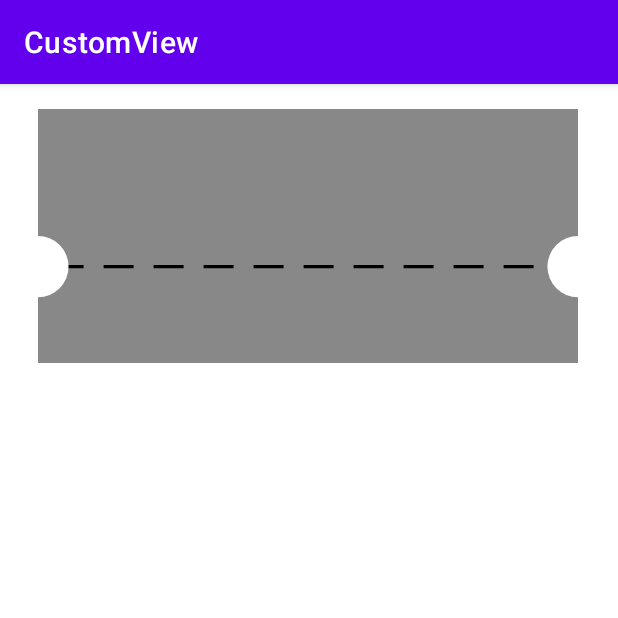
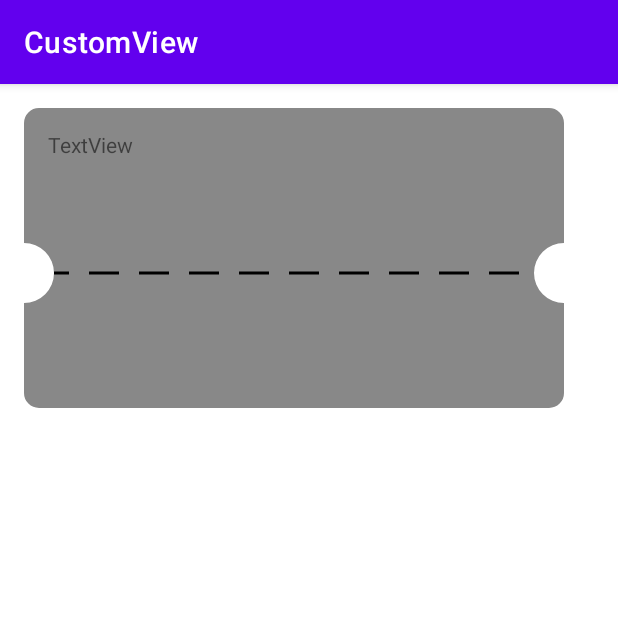
Before and after one commit to fast050/DrawShape, an Android app: the screen it shows after launch (MainActivity), on a phone screen of 412 x 824 dp, the top half of it. Run offline under Robolectric (Android 15) with nearby library versions, the phone set to English and light mode, and no system bars.

Commit message:
working on make shape dynamic

```diff
--- a/app/src/main/java/com/example/customview/TicketBackGroundShape.kt
+++ b/app/src/main/java/com/example/customview/TicketBackGroundShape.kt
@@ -14,16 +14,40 @@ class TicketBackGroundShape(context: Context, attrs: AttributeSet?) : View(conte
     private var scaleFactor = 0f
     private var ticketShapeHeight = 166f
     private var ticketDividerHeight = 103f
-    private var ticketCornerShape : Int = 0
+    private var ticketCornerShape: Int = 0
 
     init {
         paint.color = Color.GRAY
+
         val typedArray: TypedArray = context.theme.obtainStyledAttributes(
             attrs, R.styleable.TicketBackGroundShape, 0, 0
         )
         try {
-            innerRadius = typedArray.getDimensionPixelSize(R.styleable.TicketBackGroundShape_ticketInternalRadius, 20).toFloat()
-            cornerRadius = typedArray.getDimensionPixelSize(R.styleable.TicketBackGroundShape_ticketCornerRadius, 10).toFloat()
+            innerRadius = typedArray.getDimensionPixelSize(
+                R.styleable.TicketBackGroundShape_ticketInternalRadius,
+                20
+            ).toFloat()
+            cornerRadius = typedArray.getDimensionPixelSize(
+                R.styleable.TicketBackGroundShape_ticketCornerRadius,
+                10
+            ).toFloat()
+
+            ticketCornerShape =
+                typedArray.getInteger(
+                    R.styleable.TicketBackGroundShape_ticketCornerShape,
+                    0)
+
+            ticketShapeHeight =
+                typedArray.getFloat(
+                    R.styleable.TicketBackGroundShape_ticketShapeHeight,
+                    200f
+                )
+
+            ticketDividerHeight=
+                typedArray.getFloat(
+                    R.styleable.TicketBackGroundShape_ticketDividerHeight,
+                    150f
+                )
 
         } finally {
             typedArray.recycle()
@@ -34,11 +58,11 @@ class TicketBackGroundShape(context: Context, attrs: AttributeSet?) : View(conte
         super.onDraw(canvas)
 
         canvas?.let {
-
-          //drawTicketRoundCorner(canvas)
-            drawTicket(canvas)
+            when (ticketCornerShape) {
+                0 -> drawTicket(canvas)
+                1 -> drawTicketRoundCorner(canvas)
+            }
         }
-
 
     }
 
@@ -91,6 +115,7 @@ class TicketBackGroundShape(context: Context, attrs: AttributeSet?) : View(conte
             color = Color.BLACK
             strokeWidth = 2f.Scale()
             style = Paint.Style.STROKE
+            paint.flags = Paint.ANTI_ALIAS_FLAG
             pathEffect = DashPathEffect(floatArrayOf(30f, 20f), 15f)
         }
 
@@ -119,7 +144,7 @@ class TicketBackGroundShape(context: Context, attrs: AttributeSet?) : View(conte
 
             //arch in top right corner
             arcTo(
-                width - (radiosCorner* 2),
+                width - (radiosCorner * 2),
                 originY,
                 width,
                 originY + (radiosCorner * 2),
@@ -179,12 +204,12 @@ class TicketBackGroundShape(context: Context, attrs: AttributeSet?) : View(conte
                 false
             )
 
-            lineTo( originX , (radiosCorner*2))
+            lineTo(originX, (radiosCorner * 2))
             arcTo(
                 originX,
                 originY,
-                originX +(radiosCorner*2),
-                originY + (radiosCorner*2),
+                originX + (radiosCorner * 2),
+                originY + (radiosCorner * 2),
                 180f,
                 90f,
                 false
@@ -210,7 +235,7 @@ class TicketBackGroundShape(context: Context, attrs: AttributeSet?) : View(conte
         )
     }
 
-    fun Float.Scale(): Float {
+    private fun Float.Scale(): Float {
         val heightByDesign = ticketShapeHeight
         return height * this / heightByDesign
     }
--- a/app/src/main/res/layout/activity_main.xml
+++ b/app/src/main/res/layout/activity_main.xml
@@ -9,10 +9,13 @@
     <com.example.customview.TicketBackGroundShape
         android:id="@+id/ticketBackGroundShape"
         android:layout_width="360dp"
-        android:layout_height="169dp"
+        android:layout_height="200dp"
+        app:ticketShapeHeight="200"
+        app:ticketDividerHeight="110"
         app:layout_constraintBottom_toBottomOf="parent"
         app:layout_constraintEnd_toEndOf="parent"
-        app:layout_constraintHorizontal_bias="0.49"
+        app:layout_constraintHorizontal_bias="0.313"
+        app:ticketCornerShape="round"
         app:layout_constraintStart_toStartOf="parent"
         app:layout_constraintTop_toTopOf="parent"
         app:layout_constraintVertical_bias="0.028" />
@@ -25,4 +28,16 @@
         app:layout_constraintTop_toBottomOf="@+id/ticketBackGroundShape"
         app:layout_constraintVertical_bias="0.0" />
 
+    <TextView
+        android:id="@+id/textView"
+        android:layout_width="wrap_content"
+        android:layout_height="wrap_content"
+        android:text="TextView"
+        app:layout_constraintBottom_toBottomOf="@+id/ticketBackGroundShape"
+        app:layout_constraintEnd_toEndOf="@+id/ticketBackGroundShape"
+        app:layout_constraintHorizontal_bias="0.052"
+        app:layout_constraintStart_toStartOf="@+id/ticketBackGroundShape"
+        app:layout_constraintTop_toTopOf="@+id/ticketBackGroundShape"
+        app:layout_constraintVertical_bias="0.08" />
+
 </androidx.constraintlayout.widget.ConstraintLayout>
--- a/app/src/main/res/values/attrs_ticket_back_ground_shape.xml
+++ b/app/src/main/res/values/attrs_ticket_back_ground_shape.xml
@@ -9,6 +9,8 @@
     <attr name="ticketCornerRadius" format="dimension"/>
     <attr name="ticketHeight" format="dimension"/>
     <attr name="ticketDividerPercentage" format="integer"/>
+    <attr name="ticketShapeHeight" format="float"/>
+    <attr name="ticketDividerHeight" format="float"/>
 
 </declare-styleable>
 
```
